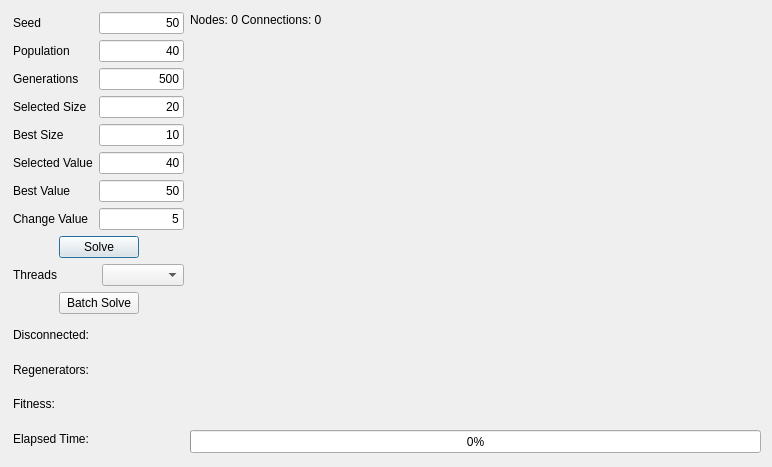
Old version of the form beecolonydialog.ui in the repository xQsme/RLP_Qt.
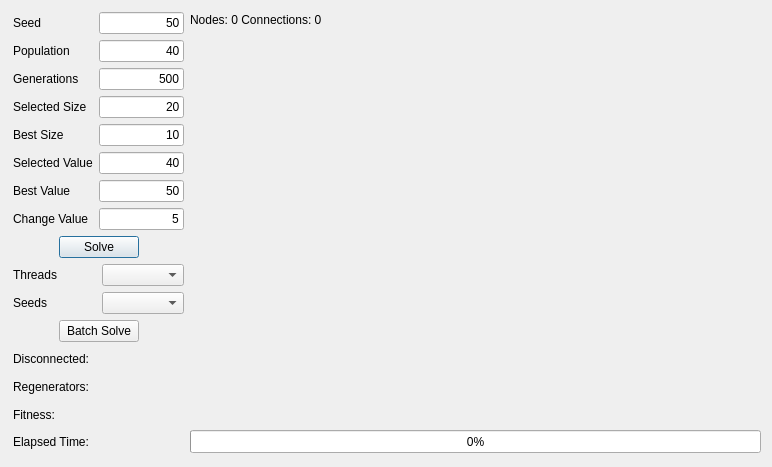
New version of the form.

Patch:
```diff
--- a/beecolonydialog.ui
+++ b/beecolonydialog.ui
@@ -291,7 +291,28 @@
          <string/>
         </property>
         <property name="maxVisibleItems">
-         <number>2</number>
+         <number>5</number>
+        </property>
+       </widget>
+      </item>
+     </layout>
+    </item>
+    <item>
+     <layout class="QHBoxLayout" name="horizontalLayout_7">
+      <item>
+       <widget class="QLabel" name="label_10">
+        <property name="text">
+         <string>Seeds</string>
+        </property>
+       </widget>
+      </item>
+      <item>
+       <widget class="QComboBox" name="comboBoxSeeds">
+        <property name="currentText">
+         <string/>
+        </property>
+        <property name="maxVisibleItems">
+         <number>5</number>
         </property>
        </widget>
       </item>
```
